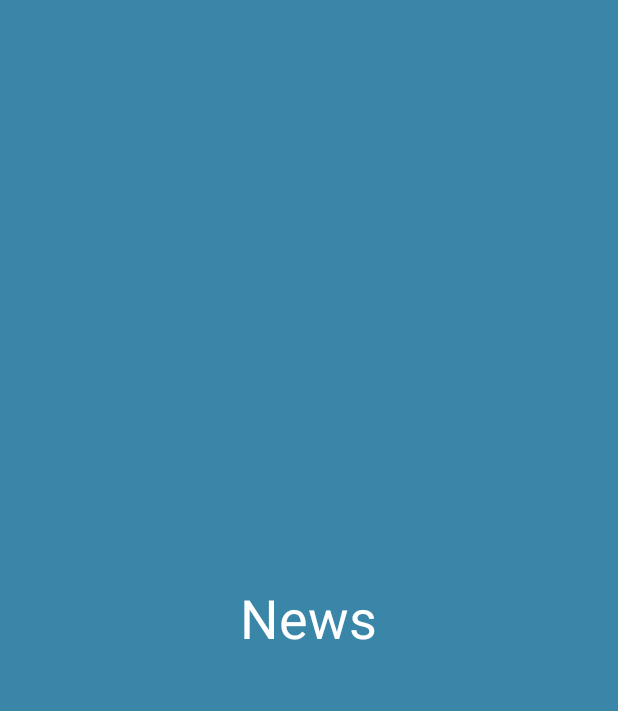
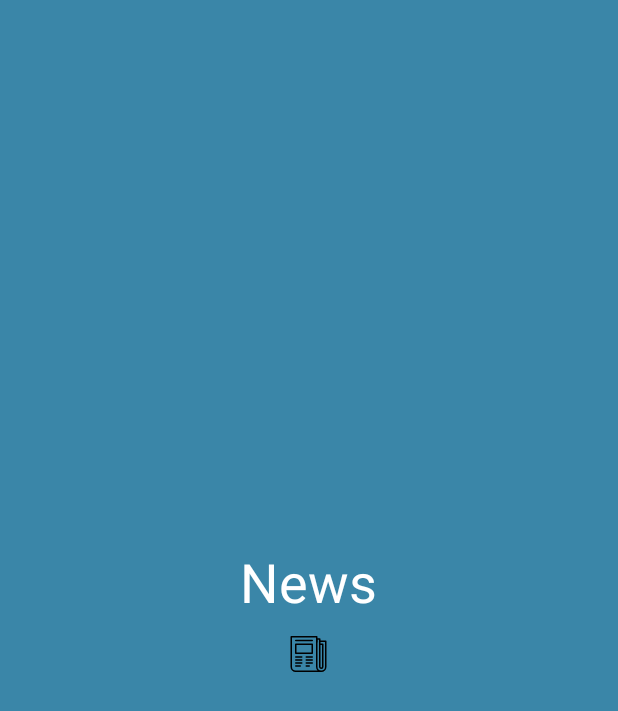
Before and after one commit to shanindur/android-news-app, an Android app: the SplashActivity screen opened directly, with no data from a screen before it, on a phone screen of 412 x 824 dp. Shown: the top 711 px of the screen. Run offline under Robolectric (Android 15) with nearby library versions, the phone set to English and light mode, and no system bars; 2 statements that could not run were skipped.

Commit message:
Created lottie for SplashActivity.kt

```diff
--- a/app/build.gradle
+++ b/app/build.gradle
@@ -50,8 +50,10 @@ dependencies {
     implementation 'com.android.volley:volley:1.1.1'
     implementation 'com.google.code.gson:gson:2.6.2'
 
+    //Recycleview
     implementation 'com.android.support:recyclerview-v7:26.0.0'
 
+    //Picasso
     implementation 'com.squareup.picasso:picasso:2.71828'
 
     //circle image view
@@ -60,6 +62,9 @@ dependencies {
     //ormlite
     implementation group: 'com.j256.ormlite', name: 'ormlite-android', version: '5.0'
 
+    //lottie
+    implementation 'com.airbnb.android:lottie:2.5.0'
+
     debugImplementation 'com.amitshekhar.android:debug-db:1.0.4'
 
 
--- a/app/src/main/java/com/app/shanindu/news/activity/SplashActivity.kt
+++ b/app/src/main/java/com/app/shanindu/news/activity/SplashActivity.kt
@@ -1,9 +1,11 @@
 package com.app.shanindu.news.activity
 
 import android.content.Intent
+import android.content.pm.PackageManager
 import android.os.Bundle
 import android.os.Handler
 import android.support.v7.app.AppCompatActivity
+import android.widget.Toast
 import com.app.shanindu.news.R
 
 
@@ -14,7 +16,13 @@ class SplashActivity : AppCompatActivity() {
     override fun onCreate(savedInstanceState: Bundle?) {
         super.onCreate(savedInstanceState)
         setContentView(R.layout.activity_splash)
-        supportActionBar?.hide();
+        supportActionBar?.hide()
+
+        val manager = this.packageManager
+        val info = manager.getPackageInfo(this.packageName, PackageManager.GET_ACTIVITIES)
+        Toast.makeText("PackageName = " + info.packageName + "\nVersionCode = "
+                + info.versionCode + "\nVersionName = "
+                + info.versionName + "\nPermissions = " + info.permissions)
 
         Handler().postDelayed(Runnable {
 
--- a/app/src/main/res/layout/activity_splash.xml
+++ b/app/src/main/res/layout/activity_splash.xml
@@ -7,12 +7,33 @@
     android:background="@color/colorPrimary"
     tools:context=".activity.SplashActivity">
 
-    <TextView
-        android:id="@+id/textView"
+    <LinearLayout
         android:layout_width="wrap_content"
         android:layout_height="wrap_content"
         android:layout_centerInParent="true"
-        android:text="@string/app_name"
-        android:textColor="@color/white"
-        android:textSize="@dimen/text_xxlarge" />
+        android:orientation="vertical">
+
+        <TextView
+            android:id="@+id/textView"
+            android:layout_width="wrap_content"
+            android:layout_height="wrap_content"
+            android:text="@string/app_name"
+            android:textColor="@color/white"
+            android:textSize="@dimen/text_xxlarge" />
+
+        <com.airbnb.lottie.LottieAnimationView
+            android:layout_width="match_parent"
+            android:layout_height="wrap_content"
+            app:lottie_autoPlay="true"
+            app:lottie_fileName="newspaper_spinner.json"
+            app:lottie_loop="true" />
+
+    </LinearLayout>
+
+    <TextView
+        android:id="@+id/txt_version"
+        android:layout_width="wrap_content"
+        android:layout_height="wrap_content"
+        android:layout_alignParentBottom="true"
+        android:text="" />
 </RelativeLayout>
```
Also changed, not shown: app/src/main/assets/newspaper_spinner.json (added, +1 -0 lines), 14 other files.
